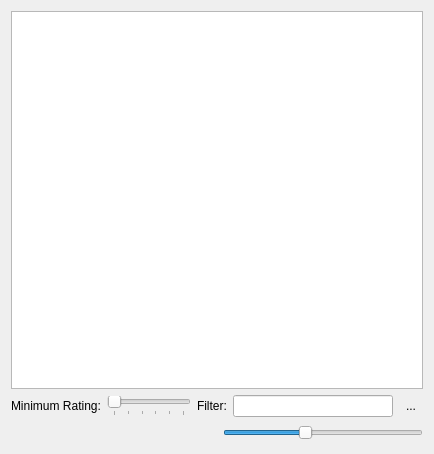
KDE/gwenview, file app/thumbnailviewpanel.ui: the form before one commit.
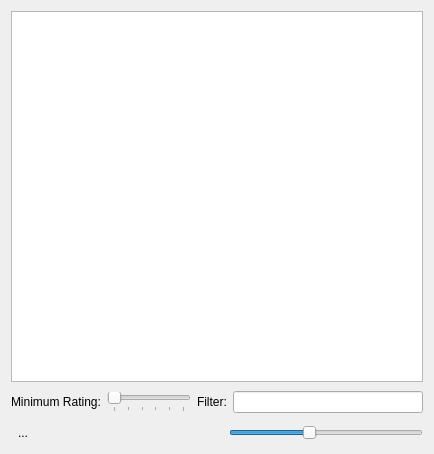
The form after the commit. Custom widgets are drawn as their Qt base class.

Commit message: Moved the close button out of the filter bar. Changed the toggle filter bar action to be a plan QAction.

Patch:
```diff
--- a/app/thumbnailviewpanel.ui
+++ b/app/thumbnailviewpanel.ui
@@ -13,15 +13,27 @@
    <string>Form</string>
   </property>
   <layout class="QVBoxLayout" name="verticalLayout" >
+   <property name="spacing" >
+    <number>0</number>
+   </property>
    <item>
     <widget class="Gwenview::ThumbnailView" name="mThumbnailView" />
    </item>
    <item>
     <widget class="QWidget" native="1" name="mFilterBar" >
      <layout class="QHBoxLayout" name="horizontalLayout" >
-      <property name="margin" >
+      <property name="leftMargin" >
        <number>0</number>
       </property>
+      <property name="topMargin" >
+       <number>9</number>
+      </property>
+      <property name="rightMargin" >
+       <number>0</number>
+      </property>
+      <property name="bottomMargin" >
+       <number>9</number>
+      </property>
       <item>
        <widget class="QLabel" name="label_2" >
         <property name="text" >
@@ -71,24 +83,21 @@
         </property>
        </widget>
       </item>
-      <item>
-       <widget class="QToolButton" name="mCloseButton" >
-        <property name="toolTip" >
-         <string>Hide Filter Bar</string>
-        </property>
-        <property name="text" >
-         <string>...</string>
-        </property>
-        <property name="autoRaise" >
-         <bool>true</bool>
-        </property>
-       </widget>
-      </item>
      </layout>
     </widget>
    </item>
    <item>
     <layout class="QHBoxLayout" name="horizontalLayout_2" >
+     <item>
+      <widget class="QToolButton" name="mFilterBarButton" >
+       <property name="text" >
+        <string>...</string>
+       </property>
+       <property name="autoRaise" >
+        <bool>true</bool>
+       </property>
+      </widget>
+     </item>
      <item>
       <spacer name="horizontalSpacer" >
        <property name="orientation" >
```
The commit also changes 2 other files.
